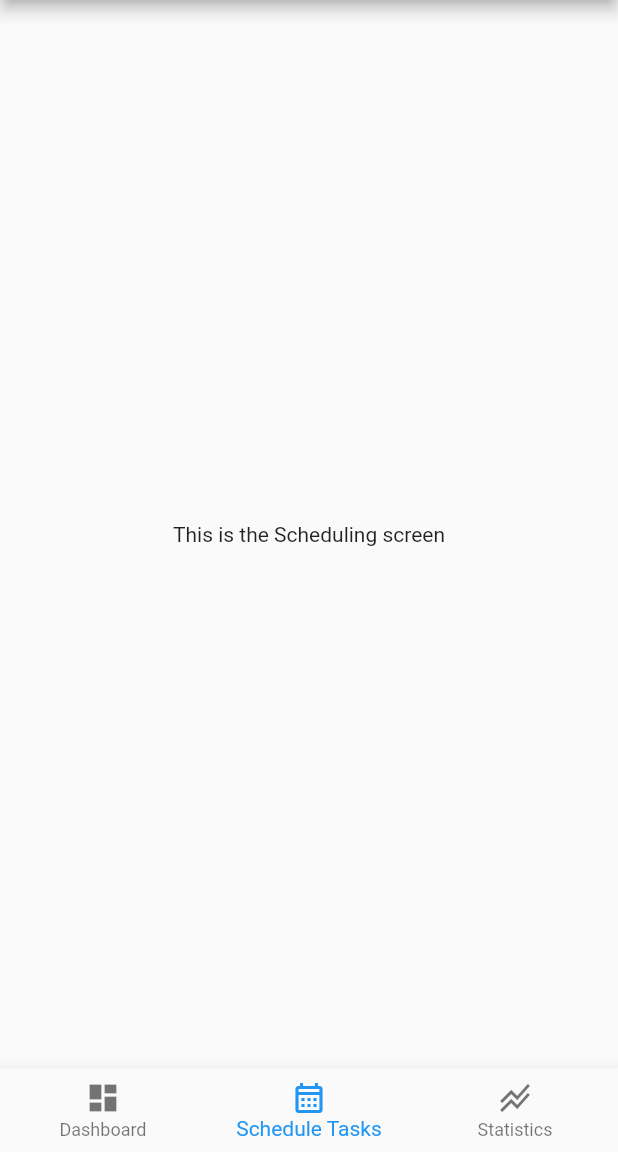
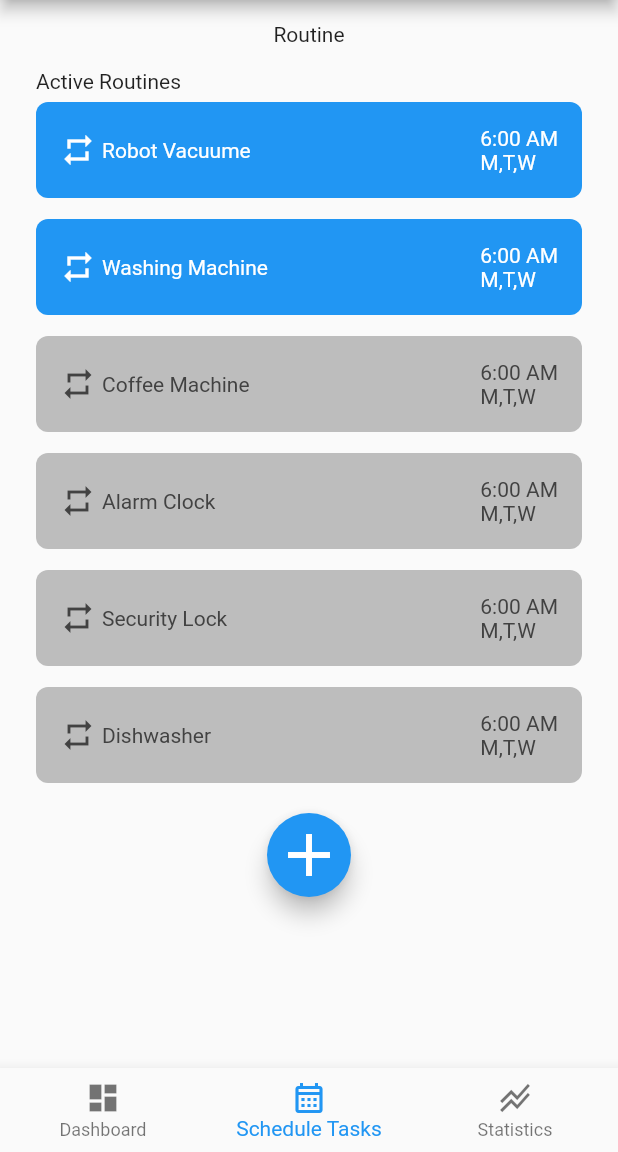
Before and after one commit to nursiyam/iot_project, a Flutter app: the screen it shows after launch, item 2 of the bottom bar chosen, on a phone screen of 412 x 824 dp, the part 84-1236 px from its top. Run offline on Flutter 3.47's test engine with Material 2 defaults, Android fonts, the phone set to English and light mode, and no system bars; our stand-ins replace firebase_core, firebase_database; missing offline and left inert: draw_graph; accounts and stored records are empty; network calls fail.

Commit message:
Schedule screen view only

```diff
--- a/lib/Screens/schedule_screen.dart
+++ b/lib/Screens/schedule_screen.dart
@@ -1,6 +1,4 @@
 import 'package:flutter/material.dart';
-import 'package:flutter/src/widgets/container.dart';
-import 'package:flutter/src/widgets/framework.dart';
 
 class ScheduleScreen extends StatefulWidget {
   const ScheduleScreen({super.key});
@@ -12,6 +10,131 @@ class ScheduleScreen extends StatefulWidget {
 class _ScheduleScreenState extends State<ScheduleScreen> {
   @override
   Widget build(BuildContext context) {
-    return Center(child: Text('This is the Scheduling screen'));
+    return Scaffold(
+      body: SingleChildScrollView(
+        child: Padding(
+          padding: EdgeInsets.symmetric(horizontal: 24),
+          child: Column(
+            crossAxisAlignment: CrossAxisAlignment.start,
+            children: [
+              SizedBox(height: 15),
+              Row(
+                children: [
+                  Expanded(
+                    child: Center(
+                      child: Text(
+                        'Routine',
+                      ),
+                    ),
+                  ),
+                ],
+              ),
+              SizedBox(height: 15),
+              Text(
+                'Active Routines',
+              ),
+              SizedBox(height: 6),
+              const RoutineTile(name: 'Robot Vacuume', active: true),
+              SizedBox(height: 14),
+              const RoutineTile(name: 'Washing Machine', active: true),
+              SizedBox(height: 14),
+              const RoutineTile(name: 'Coffee Machine'),
+              SizedBox(height: 14),
+              const RoutineTile(name: 'Alarm Clock'),
+              SizedBox(height: 14),
+              const RoutineTile(name: 'Security Lock'),
+              SizedBox(height: 14),
+              const RoutineTile(name: 'Dishwasher'),
+              SizedBox(height: 20),
+              ChipButton(
+                onPressed: () {},
+                child: Icon(
+                  Icons.add,
+                  size: 48,
+                  color: Colors.white,
+                ),
+              ),
+            ],
+          ),
+        ),
+      ),
+    );
   }
 }
+
+class RoutineTile extends StatelessWidget {
+  final String name;
+  final bool active;
+  const RoutineTile({
+    Key? key,
+    required this.name,
+    this.active = false,
+  }) : super(key: key);
+
+  @override
+  Widget build(BuildContext context) {
+    return Container(
+      padding: EdgeInsets.all(16),
+      decoration: BoxDecoration(
+        color: active ? Colors.blue : Colors.grey[400],
+        borderRadius: BorderRadius.circular(8),
+      ),
+      child: Row(
+        mainAxisAlignment: MainAxisAlignment.spaceBetween,
+        children: [
+          Row(
+            children: [
+              Icon(
+                Icons.repeat,
+                size: 24,
+                color: active ? Colors.white : Colors.grey[800],
+              ),
+              SizedBox(width: 4),
+              Text(
+                name,
+                style: TextStyle(
+                    color: (active ? Colors.white : Colors.grey[800])),
+              ),
+            ],
+          ),
+          Column(
+            crossAxisAlignment: CrossAxisAlignment.start,
+            children: [
+              Text(
+                '6:00 AM',
+                style: TextStyle(
+                    color: (active ? Colors.white : Colors.grey[800])),
+              ),
+              Text(
+                'M,T,W',
+                style: TextStyle(
+                    color: (active ? Colors.white : Colors.grey[800])),
+              ),
+            ],
+          )
+        ],
+      ),
+    );
+  }
+}
+
+class ChipButton extends StatelessWidget {
+  final Function()? onPressed;
+  final Widget? child;
+  const ChipButton({
+    Key? key,
+    this.onPressed,
+    this.child,
+  }) : super(key: key);
+
+  @override
+  Widget build(BuildContext context) {
+    return Center(
+      child: FloatingActionButton(
+        backgroundColor: Colors.blue,
+        onPressed: onPressed ?? () {},
+        child: child,
+      ),
+    );
+  }
+}
```
